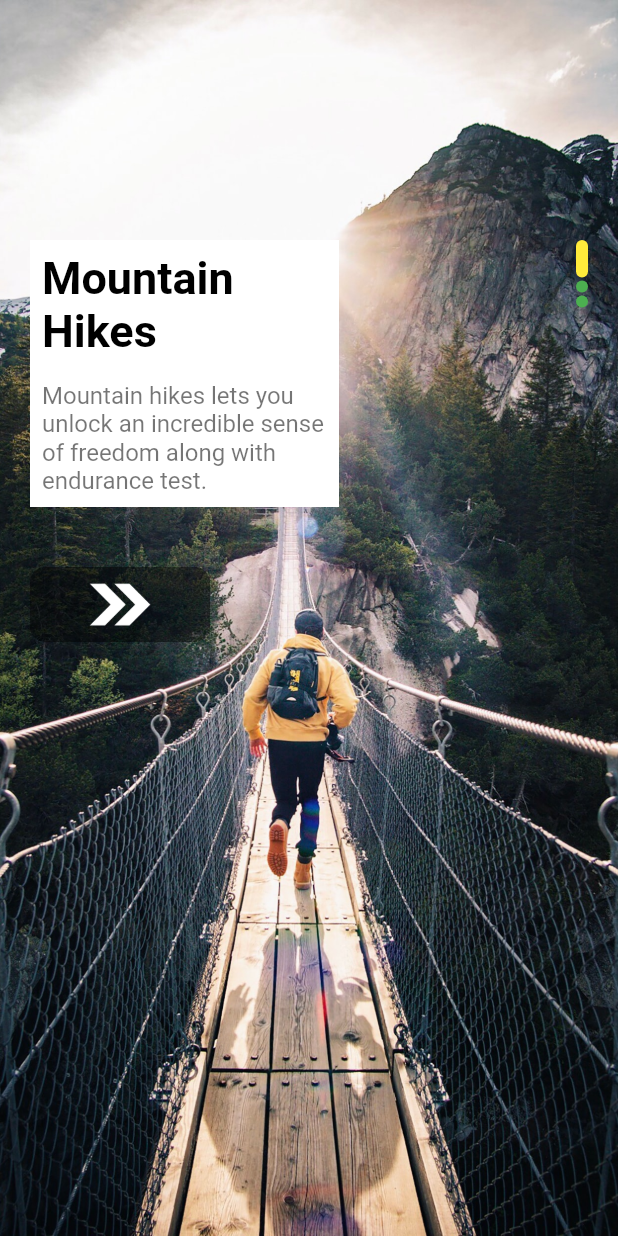
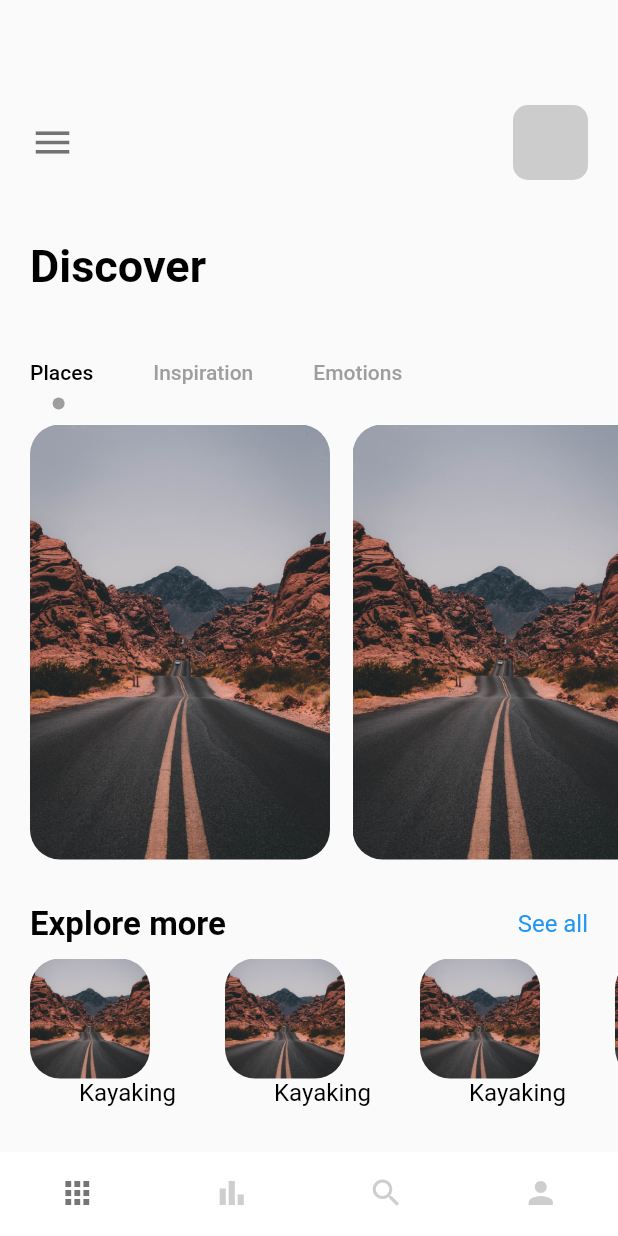
Before and after one commit to RafiaChy/mountain_trip, a Flutter app: the screen it shows after launch, on a phone screen of 412 x 824 dp. Run offline on Flutter 3.47's test engine with Material 2 defaults, Android fonts, the phone set to English and light mode, and no system bars.

Commit message:
more ui arrangements

```diff
--- a/lib/main.dart
+++ b/lib/main.dart
@@ -1,4 +1,6 @@
 import 'package:flutter/material.dart';
+import 'package:mountain_trips/pages/navPages/home_page.dart';
+import 'package:mountain_trips/pages/navPages/main_page.dart';
 import 'package:mountain_trips/pages/welcome_page.dart';
 
 void main() {
@@ -14,7 +16,7 @@ class MyApp extends StatelessWidget {
       theme: ThemeData(
         primarySwatch: Colors.blue,
       ),
-      home: WelcomePage(),
+      home: MainPage(),
     );
   }
 }
--- /dev/null
+++ b/lib/pages/navPages/bar_item.dart
@@ -0,0 +1,16 @@
+import 'package:flutter/cupertino.dart';
+import 'package:flutter/material.dart';
+class BarItem extends StatelessWidget {
+  const BarItem({Key? key}) : super(key: key);
+
+  @override
+  Widget build(BuildContext context) {
+    return Container(
+      child: const Center(
+        child: Text(
+          'Bar Items',
+        )
+      )
+    );
+  }
+}
--- /dev/null
+++ b/lib/pages/navPages/home_page.dart
@@ -0,0 +1,171 @@
+import 'package:flutter/cupertino.dart';
+import 'package:flutter/material.dart';
+import 'package:mountain_trips/texts/header_text.dart';
+import 'package:mountain_trips/texts/sub_text.dart';
+
+class HomePage extends StatefulWidget {
+  const HomePage({Key? key}) : super(key: key);
+
+  @override
+  _HomePageState createState() => _HomePageState();
+}
+
+class _HomePageState extends State<HomePage> with TickerProviderStateMixin{
+
+  @override
+  Widget build(BuildContext context) {
+    TabController tabController = TabController(length: 3, vsync: this);
+    return Scaffold(
+      body: Column(
+        crossAxisAlignment: CrossAxisAlignment.start,
+        children: [
+          Container(
+            padding: const EdgeInsets.only(top: 70, left: 20),
+            child: Row(
+
+              children:  [
+
+             const Icon(Icons.menu, size: 30, color: Colors.black54,),
+                Expanded(child: Container()),
+                Container(width: 50, height: 50,
+                  margin: const EdgeInsets.only(right: 20),
+                  decoration: BoxDecoration(borderRadius: BorderRadius.circular(10),
+                    color: Colors.grey.withOpacity(0.5),
+                  ),),
+
+              ],
+            ),
+          ),
+         const SizedBox(height: 40,),
+          Container(
+            margin: const EdgeInsets.only(left: 20),
+            child: const LargeText(text: 'Discover'),),
+          const SizedBox(height: 30,),
+          //tab_bar
+      Align(
+        alignment: Alignment.centerLeft,
+        child: TabBar(
+          labelPadding: const EdgeInsets.only(left: 20, right: 20),
+          controller: tabController,
+         labelColor: Colors.black,
+         unselectedLabelColor: Colors.grey,
+         isScrollable: true,
+         indicatorSize: TabBarIndicatorSize.label,
+         indicator: CircularTabIndicator(color: Colors.grey, radius: 4),
+         tabs: const [
+            Tab(text: 'Places',),
+            Tab(text: 'Inspiration',),
+            Tab(text: 'Emotions',),
+
+            ],
+          ),
+      ),
+          Container(
+            padding: const EdgeInsets.only(left: 20),
+            height: 300,
+            width: double.maxFinite,
+            child: TabBarView(
+              controller: tabController,
+                children:  [
+
+              ListView.builder(
+                itemCount: 3,
+                scrollDirection: Axis.horizontal,
+                itemBuilder: (BuildContext context, int index){
+                  return
+                    Container(
+                    margin: const EdgeInsets.only(right: 15, top: 10),
+                  width: 200,
+                  height: 300,
+                  decoration: BoxDecoration(
+                  borderRadius: BorderRadius.circular(20),
+                  color: Colors.white,
+                  image: const DecorationImage(
+                  image: AssetImage('images/intro1.jpg'),
+                  fit: BoxFit.cover,
+                  ),
+
+                  ),);
+
+                },
+              ),
+              Text('There'),
+              Text('Bye'),
+            ]),
+          ),
+          const SizedBox(height: 30,),
+          Container(
+            margin: const EdgeInsets.only(left: 20, right: 20),
+            child: Row(
+              mainAxisAlignment: MainAxisAlignment.spaceBetween,
+              children:  [
+              const LargeText(text: 'Explore more', size: 22,),
+              SubText(text: 'See all', color: Colors.blue,),
+              ],
+            ),
+          ),
+          const SizedBox(height: 10,),
+          Container(
+            height: 100,
+            width: double.maxFinite,
+            margin: const EdgeInsets.only(left: 20),
+            child: ListView.builder(
+              itemCount: 4,
+              scrollDirection: Axis.horizontal,
+              itemBuilder: (_, index){
+              return Column(
+                children: [
+                  Container(
+                    margin: const EdgeInsets.only(right: 50),
+                    width: 80,
+                    height: 80,
+                    decoration: BoxDecoration(
+                      borderRadius: BorderRadius.circular(20),
+                      color: Colors.white,
+                      image: const DecorationImage(
+                        image: AssetImage('images/intro1.jpg'),
+                        fit: BoxFit.cover,
+                      ),
+
+                    ),),
+                  Container(
+                    child: SubText(text: 'Kayaking', color: Colors.black,)
+                  ),
+                ],
+              );
+            },),
+          ),
+
+        ],
+      ),
+    );
+  }
+}
+
+class CircularTabIndicator extends Decoration{
+  final Color color;
+  final double radius;
+
+  CircularTabIndicator({required this.color, required this.radius});
+
+  @override
+  BoxPainter createBoxPainter([VoidCallback? onChanged]) {
+   return _CirclePainter(color: color, radius: radius);
+  }
+}
+
+class _CirclePainter extends BoxPainter{
+  final Color color;
+  final double radius;
+
+  _CirclePainter({required this.color, required this.radius});
+  @override
+  void paint(Canvas canvas, Offset offset, ImageConfiguration configuration) {
+    Paint _paint = Paint();
+    _paint.color = color;
+    _paint.isAntiAlias = true;
+    final Offset circleOffset = Offset((configuration.size!.width)/2 - (radius/2), configuration.size!.height - radius);
+    canvas.drawCircle((offset + circleOffset), radius, _paint);
+  }
+
+}
--- /dev/null
+++ b/lib/pages/navPages/main_page.dart
@@ -0,0 +1,57 @@
+import 'package:flutter/cupertino.dart';
+import 'package:flutter/material.dart';
+import 'package:mountain_trips/pages/navPages/bar_item.dart';
+import 'package:mountain_trips/pages/navPages/home_page.dart';
+import 'package:mountain_trips/pages/navPages/my_page.dart';
+import 'package:mountain_trips/pages/navPages/search_page.dart';
+class MainPage extends StatefulWidget {
+  const MainPage({Key? key}) : super(key: key);
+
+  @override
+  _MainPageState createState() => _MainPageState();
+}
+
+class _MainPageState extends State<MainPage> {
+
+  List pages = const [
+    HomePage(),
+    BarItem(),
+    SearchPage(),
+    MyPage(),
+  ];
+
+  int currentIndex = 0;
+  void onTap(int index){
+setState(() {
+  currentIndex = index;
+});
+  }
+
+  @override
+  Widget build(BuildContext context) {
+    return Scaffold(
+      body: pages[currentIndex],
+      backgroundColor: Colors.white,
+      bottomNavigationBar: BottomNavigationBar(
+        // type: BottomNavigationBarType.shifting, <= the default one
+        type: BottomNavigationBarType.fixed,
+        unselectedFontSize: 0,
+        selectedFontSize: 0,
+        backgroundColor: Colors.white,
+        currentIndex: currentIndex,
+        selectedItemColor: Colors.black54,
+        unselectedItemColor: Colors.grey.withOpacity(0.5),
+        showSelectedLabels: false,
+        showUnselectedLabels: false,
+        elevation: 0,
+        onTap: onTap,
+        items: const [
+          BottomNavigationBarItem(icon: Icon(Icons.apps), label: 'Home' ),
+          BottomNavigationBarItem(icon: Icon(Icons.bar_chart_sharp), label: 'Bar' ),
+          BottomNavigationBarItem(icon: Icon(Icons.search), label: 'Search' ),
+          BottomNavigationBarItem(icon: Icon(Icons.person), label: 'My' ),
+        ],
+      ),
+    );
+  }
+}
--- /dev/null
+++ b/lib/pages/navPages/my_page.dart
@@ -0,0 +1,17 @@
+import 'package:flutter/cupertino.dart';
+import 'package:flutter/material.dart';
+
+class MyPage extends StatelessWidget {
+  const MyPage({Key? key}) : super(key: key);
+
+  @override
+  Widget build(BuildContext context) {
+    return  Container(
+      child: const Center(
+        child: Text(
+          'My Page',
+        ),
+      ),
+    );
+  }
+}
--- /dev/null
+++ b/lib/pages/navPages/search_page.dart
@@ -0,0 +1,17 @@
+import 'package:flutter/cupertino.dart';
+import 'package:flutter/material.dart';
+
+class SearchPage extends StatelessWidget {
+  const SearchPage({Key? key}) : super(key: key);
+
+  @override
+  Widget build(BuildContext context) {
+    return Container(
+      child: const Center(
+        child: Text(
+          'Search Page',
+        ),
+      ),
+    );
+  }
+}
--- a/pubspec.yaml
+++ b/pubspec.yaml
@@ -63,6 +63,7 @@ flutter:
     - images/welcome2.jpg
     - images/welcome3.jpg
     - images/arrows.png
+    - images/intro1.jpg
   #   - images/a_dot_ham.jpeg
 
   # An image asset can refer to one or more resolution-specific "variants", see
```
Also changed, not shown: images/IMG_0186.PNG (added), images/intro1.jpg (added).
